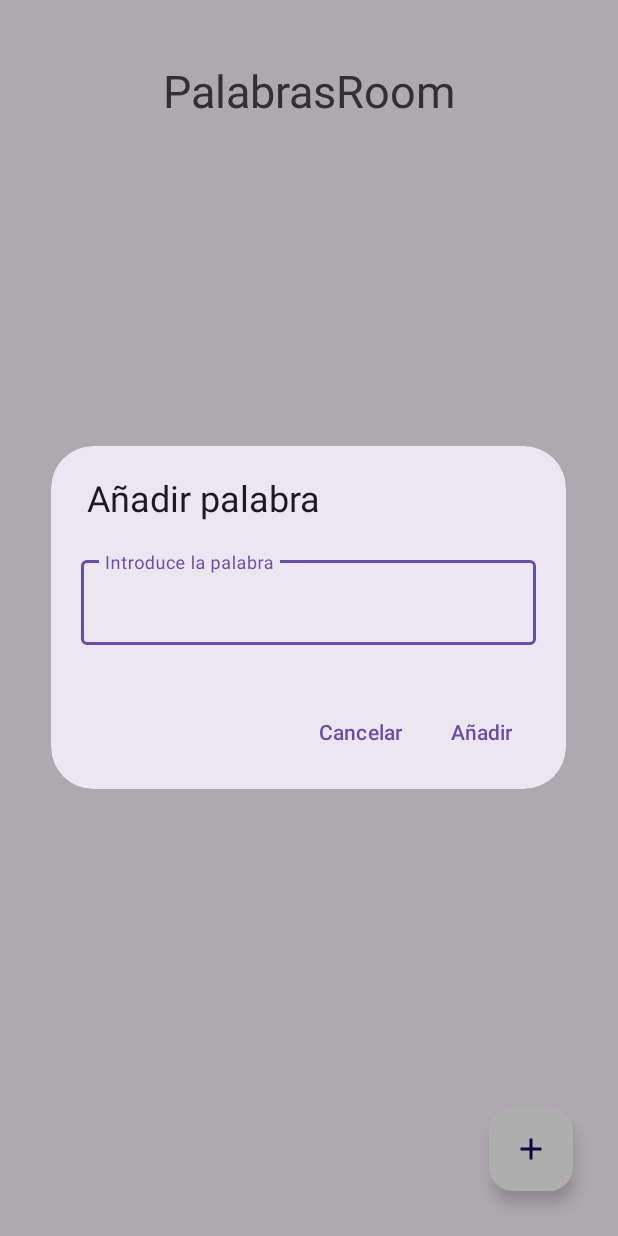
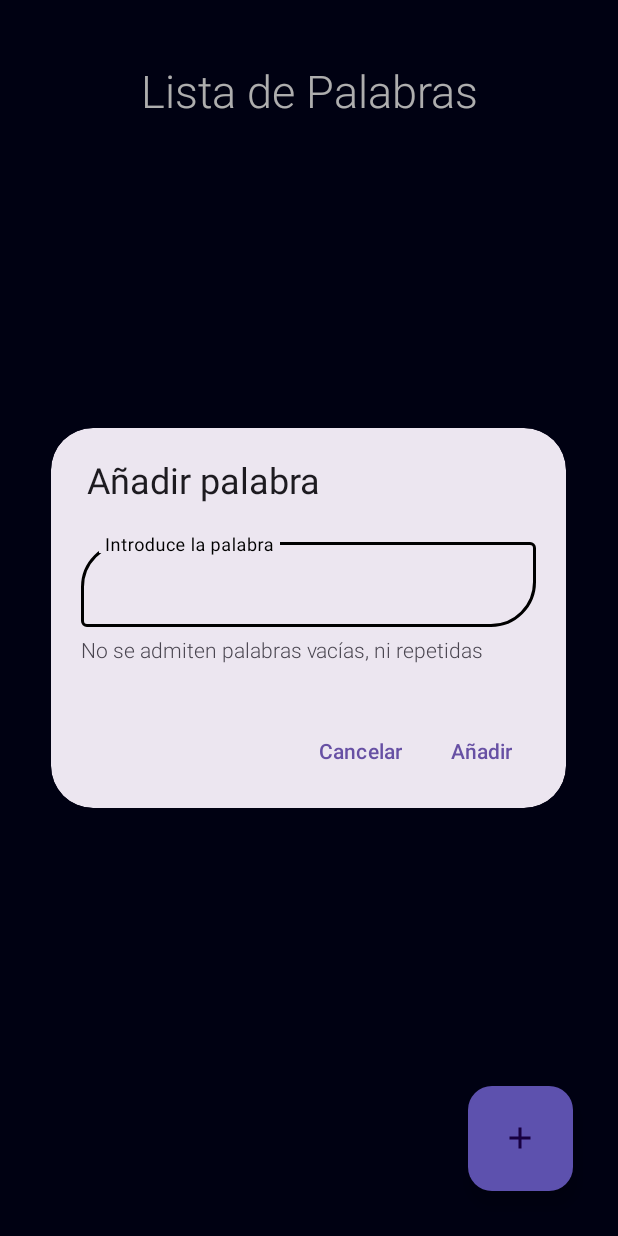
Before and after one commit to rinndp/epsum-pmdm-palabras, an Android app: the screen it shows after launch (MainActivity), after a tap on an icon or button, on a phone screen of 412 x 824 dp. Run offline under Robolectric (Android 15) with nearby library versions, the phone set to English and light mode, and no system bars; our stand-ins replace Room's generated code.

Commit message:
botón de añadir y borrar acabado

```diff
--- a/app/src/main/java/com/rinndp/palabrasroom/MainActivity.java
+++ b/app/src/main/java/com/rinndp/palabrasroom/MainActivity.java
@@ -12,18 +12,22 @@ import androidx.core.graphics.Insets;
 import androidx.core.view.ViewCompat;
 import androidx.core.view.WindowInsetsCompat;
 import androidx.lifecycle.LiveData;
+import androidx.lifecycle.ViewModelProvider;
 import androidx.recyclerview.widget.LinearLayoutManager;
 import androidx.recyclerview.widget.RecyclerView;
 
 import com.google.android.material.dialog.MaterialAlertDialogBuilder;
 import com.google.android.material.floatingactionbutton.FloatingActionButton;
+import android.text.TextUtils;
+import android.widget.ImageButton;
+import android.widget.Toast;
 
 import java.util.ArrayList;
 import java.util.List;
 
 public class MainActivity extends AppCompatActivity {
 
-    private PalabraViewModel mWordViewModel;
+    public PalabraViewModel mWordViewModel;
 
     public static final int NEW_WORD_ACTIVITY_REQUEST_CODE = 1;
 
@@ -35,8 +39,10 @@ public class MainActivity extends AppCompatActivity {
         EdgeToEdge.enable(this);
         setContentView(R.layout.activity_main);
 
+        this.mWordViewModel = new ViewModelProvider(this).get(PalabraViewModel.class);
+
         RecyclerView recyclerViewPalabras = findViewById(R.id.recyclerViewPalabras);
-        PalabraRVAdapter adapter =new PalabraRVAdapter(new PalabraRVAdapter.WordDiff());
+        PalabraRVAdapter adapter =new PalabraRVAdapter(new PalabraRVAdapter.WordDiff(), this);
         recyclerViewPalabras.setAdapter(adapter);
         recyclerViewPalabras.setLayoutManager(new LinearLayoutManager(this));
 
@@ -46,7 +52,6 @@ public class MainActivity extends AppCompatActivity {
             // Update the cached copy of the words in the adapter.
             adapter.submitList(words);
         });
-
 
         addWord.setOnClickListener(new View.OnClickListener() {
             @Override
@@ -59,9 +64,19 @@ public class MainActivity extends AppCompatActivity {
                         .setPositiveButton("Añadir", new DialogInterface.OnClickListener() {
                             @Override
                             public void onClick(DialogInterface dialogInterface, int i) {
+                                boolean valid;
                                 EditText palabraNuevaET = inflator.findViewById(R.id.addWordET);
-                                String textoPalabraNueva = palabraNuevaET.getText().toString();
-                                Palabra palabraNueva = new Palabra(textoPalabraNueva);
+                                if (TextUtils.isEmpty(palabraNuevaET.getText())) {
+                                    Toast.makeText(
+                                            getApplicationContext(),
+                                            "No se admiten campos vacíos",
+                                            Toast.LENGTH_LONG).show();
+                                } else {
+                                    String word = palabraNuevaET.getText().toString();
+                                    String textoPalabraNueva = palabraNuevaET.getText().toString();
+                                    Palabra palabraNueva = new Palabra(textoPalabraNueva);
+                                    mWordViewModel.insert(palabraNueva);
+                                }
                             }
 
                         })
@@ -73,5 +88,7 @@ public class MainActivity extends AppCompatActivity {
                 materialAlertDialogBuilder.show();
             }
         });
+
+
     }
 }
--- a/app/src/main/java/com/rinndp/palabrasroom/PalabraDAO.java
+++ b/app/src/main/java/com/rinndp/palabrasroom/PalabraDAO.java
@@ -2,6 +2,7 @@ package com.rinndp.palabrasroom;
 
 import androidx.lifecycle.LiveData;
 import androidx.room.Dao;
+import androidx.room.Delete;
 import androidx.room.Insert;
 import androidx.room.OnConflictStrategy;
 import androidx.room.Query;
@@ -13,6 +14,9 @@ public interface PalabraDAO {
     @Insert(onConflict = OnConflictStrategy.IGNORE)
     void insert(Palabra palabra);
 
+    @Delete
+    void delete(Palabra palabra);
+
     @Query("DELETE FROM tabla_palabras")
     void deleteAll();
 
--- a/app/src/main/java/com/rinndp/palabrasroom/PalabraRepository.java
+++ b/app/src/main/java/com/rinndp/palabrasroom/PalabraRepository.java
@@ -25,4 +25,10 @@ public class PalabraRepository {
             mPalabraDAO.insert(palabra);
         });
     }
+
+    void delete(Palabra palabra) {
+        PalabraDB.databaseWriteExecutor.execute(() -> {
+            mPalabraDAO.delete(palabra);
+        });
+    }
 }
--- a/app/src/main/res/layout/activity_main.xml
+++ b/app/src/main/res/layout/activity_main.xml
@@ -5,7 +5,9 @@
     android:id="@+id/main"
     android:layout_width="match_parent"
     android:layout_height="match_parent"
-    tools:context=".MainActivity">
+    tools:context=".MainActivity"
+    android:background="#00011A"
+    >
 
     <TextView
         android:id="@+id/appTitle"
@@ -16,7 +18,9 @@
         android:textSize="30sp"
         app:layout_constraintEnd_toEndOf="parent"
         app:layout_constraintStart_toStartOf="parent"
-        app:layout_constraintTop_toTopOf="parent" />
+        app:layout_constraintTop_toTopOf="parent"
+        android:textColor="@color/white"
+        android:fontFamily="sans-serif-light"/>
 
     <androidx.recyclerview.widget.RecyclerView
         android:id="@+id/recyclerViewPalabras"
@@ -31,11 +35,12 @@
         android:id="@+id/addWord"
         app:layout_constraintBottom_toBottomOf="parent"
         app:layout_constraintEnd_toEndOf="parent"
-        android:backgroundTint="@color/white"
+        android:backgroundTint="#8876FF"
         android:layout_width="wrap_content"
         android:layout_height="wrap_content"
         android:layout_margin="30dp"
         android:src="@drawable/baseline_add_24"
+        app:fabCustomSize="70dp"
         />
 
 </androidx.constraintlayout.widget.ConstraintLayout>
--- a/app/src/main/res/layout/custom_alert_dialog.xml
+++ b/app/src/main/res/layout/custom_alert_dialog.xml
@@ -9,7 +9,13 @@
     <com.google.android.material.textfield.TextInputLayout
         android:layout_width="match_parent"
         android:layout_height="wrap_content"
-        android:layout_margin="20dp">
+        android:layout_margin="20dp"
+        style="@style/Widget.MaterialComponents.TextInputLayout.OutlinedBox"
+        app:boxCornerRadiusBottomEnd="30dp"
+        app:boxCornerRadiusTopStart="30dp"
+        app:boxStrokeColor="@color/black"
+        app:hintTextColor="@color/black"
+        >
 
         <EditText
             android:id="@+id/addWordET"
@@ -18,5 +24,14 @@
             android:hint="Introduce la palabra"
             android:inputType="textPersonName" />
 
+        <TextView
+            android:layout_width="wrap_content"
+            android:layout_height="wrap_content"
+            android:layout_marginTop="5dp"
+            android:text="No se admiten palabras vacías, ni repetidas"
+            android:fontFamily="sans-serif-light"
+            android:textSize="14sp"
+            />
+
     </com.google.android.material.textfield.TextInputLayout>
 </LinearLayout>
--- a/app/src/main/res/values/strings.xml
+++ b/app/src/main/res/values/strings.xml
@@ -1,3 +1,3 @@
 <resources>
-    <string name="app_name">PalabrasRoom</string>
+    <string name="app_name">Lista de Palabras</string>
 </resources>
```
Also changed, not shown: app/src/main/java/com/rinndp/palabrasroom/PalabraRVAdapter.java (+46 -3 lines), app/src/main/java/com/rinndp/palabrasroom/PalabraViewModel.java (+4 -3 lines), app/src/main/res/layout/cv_row_word.xml (+7 -5 lines).
